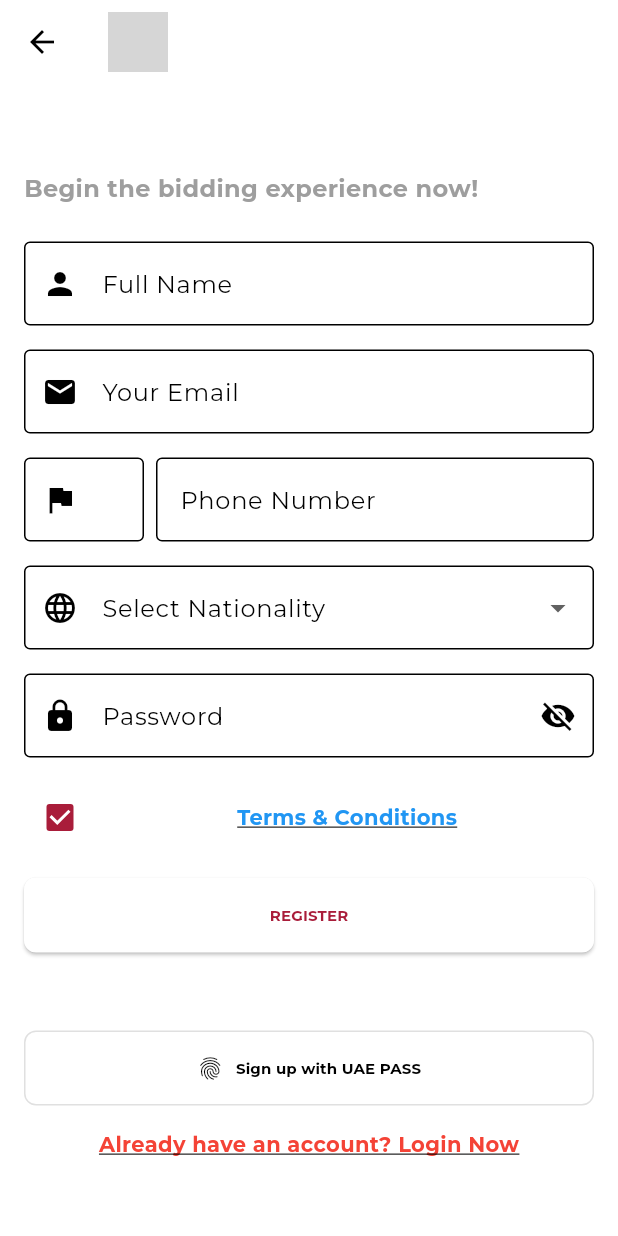
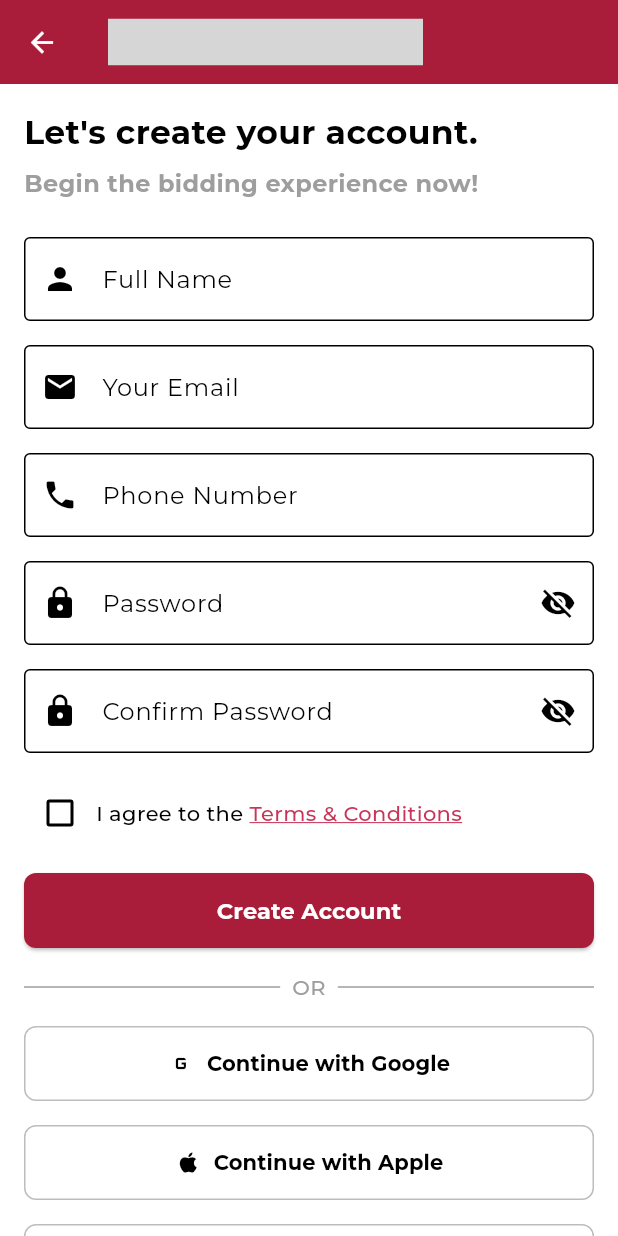
Before and after one commit to AlleTre-E-Commerce-Complex/alletre-flutter, a Flutter app: the SignUpPage screen opened directly, on a phone screen of 412 x 824 dp. Run offline on Flutter 3.47's test engine with Material 3 defaults, Android fonts, the phone set to English and light mode, and no system bars; our stand-ins replace carousel_slider, flutter_svg, slide_to_act; grey boxes are pictures that could not be loaded.

Commit message:
refactor: sign up page refactored

```diff
--- a/lib/view/screens/signup screen/signup_page.dart
+++ b/lib/view/screens/signup screen/signup_page.dart
@@ -1,19 +1,37 @@
-import 'package:alletre_app/view/widgets/signup%20widgets/signup_appbar.dart';
+import 'package:alletre_app/utils/theme/app_theme.dart';
 import 'package:alletre_app/view/widgets/signup%20widgets/signup_buttons.dart';
 import 'package:alletre_app/view/widgets/signup%20widgets/signup_form_fields.dart';
 import 'package:alletre_app/view/widgets/signup%20widgets/signup_title.dart';
 import 'package:flutter/material.dart';
+import 'package:flutter_svg/svg.dart';
 
 class SignUpPage extends StatelessWidget {
   const SignUpPage({super.key});
 
   @override
   Widget build(BuildContext context) {
-    return const Scaffold(
-      appBar: SignUpAppBar(),
-      body: Padding(
+    return Scaffold(
+      body: CustomScrollView(
+        slivers: [
+          SliverAppBar(
+            pinned: false, // Keeps it off-screen when scrolling down
+            floating: true, // Makes it appear only when scrolling up
+            backgroundColor: primaryColor,
+            leading: IconButton(
+              icon: const Icon(Icons.arrow_back, color: secondaryColor, size: 22),
+              onPressed: () => Navigator.pop(context),
+            ),
+            title: SizedBox(
+              width: 210,
+              height: 31,
+              child: SvgPicture.asset(
+                'assets/images/alletre_header.svg',
+              ),
+            ),
+          ),
+          const SliverToBoxAdapter(
+            child: Padding(
               padding: EdgeInsets.all(16.0),
-        child: SingleChildScrollView(
               child: Column(
                 crossAxisAlignment: CrossAxisAlignment.start,
                 children: [
@@ -21,11 +39,13 @@ class SignUpPage extends StatelessWidget {
                   SizedBox(height: 24),
                   SignupFormFields(),
                   SizedBox(height: 16),
-              SignupButtons()
+                  SignupButtons(),
                 ],
               ),
             ),
           ),
+        ],
+      ),
     );
   }
 }
--- a/lib/view/screens/splash screen/splash_screen.dart
+++ b/lib/view/screens/splash screen/splash_screen.dart
@@ -6,7 +6,7 @@ import 'package:flutter_svg/flutter_svg.dart';
 class SplashScreen extends StatelessWidget {
   const SplashScreen({super.key});
 
-  void _navigateToHome(BuildContext context) {
+  void _navigateToOnBoarding(BuildContext context) {
     Future.delayed(const Duration(seconds: 2), () {
       Navigator.pushReplacementNamed(context, AppRoutes.onboarding);
     });
@@ -14,7 +14,7 @@ class SplashScreen extends StatelessWidget {
 
   @override
   Widget build(BuildContext context) {
-    _navigateToHome(context);
+    _navigateToOnBoarding(context);
 
     return Scaffold(
       backgroundColor: Theme.of(context).splashColor,
--- a/lib/view/widgets/signup widgets/signup_appbar.dart
+++ b/lib/view/widgets/signup widgets/signup_appbar.dart
@@ -1,4 +1,6 @@
+import 'package:alletre_app/utils/theme/app_theme.dart';
 import 'package:flutter/material.dart';
+import 'package:flutter_svg/svg.dart';
 
 class SignUpAppBar extends StatelessWidget implements PreferredSizeWidget {
   const SignUpAppBar({super.key});
@@ -6,13 +8,17 @@ class SignUpAppBar extends StatelessWidget implements PreferredSizeWidget {
   @override
   Widget build(BuildContext context) {
     return AppBar(
+      backgroundColor: primaryColor,
       leading: IconButton(
-        icon: const Icon(Icons.arrow_back),
+        icon: const Icon(Icons.arrow_back,color: secondaryColor, size: 22),
         onPressed: () => Navigator.pop(context),
       ),
-      title: Image.asset(
-        'assets/logo.png',
-        height: 40,
+      title: SizedBox(
+        width: 210,
+        height: 31,
+        child: SvgPicture.asset(
+          'assets/images/alletre_header.svg'
+        ),
       ),
     );
   }
--- a/lib/view/widgets/signup widgets/signup_buttons.dart
+++ b/lib/view/widgets/signup widgets/signup_buttons.dart
@@ -1,3 +1,4 @@
+import 'package:alletre_app/utils/theme/app_theme.dart';
 import 'package:flutter/material.dart';
 
 class SignupButtons extends StatelessWidget {
@@ -10,29 +11,35 @@ class SignupButtons extends StatelessWidget {
         ElevatedButton(
           style: ElevatedButton.styleFrom(
             minimumSize: const Size(double.infinity, 50),
+            backgroundColor: primaryColor,
             shape: RoundedRectangleBorder(
               borderRadius: BorderRadius.circular(8),
             ),
           ),
           onPressed: () {},
-          child: const Text('REGISTER'),
+          child: const Text('Create Account',
+              style: TextStyle(fontSize: 15, color: secondaryColor)),
         ),
         const SizedBox(height: 16),
         const Row(
           children: [
-            Expanded(child: Divider()),
+            Expanded(child: Divider(color: Colors.grey)),
             Padding(
               padding: EdgeInsets.symmetric(horizontal: 8.0),
-              child: Text('OR'),
+              child: Text('OR',
+                  style: TextStyle(
+                      color: Colors.grey, fontWeight: FontWeight.w500)),
             ),
-            Expanded(child: Divider()),
+            Expanded(
+              child: Divider(color: Colors.grey),
+            ),
           ],
         ),
         const SizedBox(height: 16),
         OutlinedButton(
           style: OutlinedButton.styleFrom(
             minimumSize: const Size(double.infinity, 50),
-            side: BorderSide(color: Colors.grey.shade300),
+            side: BorderSide(color: Colors.grey.shade400),
             shape: RoundedRectangleBorder(
               borderRadius: BorderRadius.circular(8),
             ),
@@ -41,29 +48,86 @@ class SignupButtons extends StatelessWidget {
           child: const Row(
             mainAxisAlignment: MainAxisAlignment.center,
             children: [
-              Icon(Icons.fingerprint, color: Colors.black),
+              Icon(Icons.g_mobiledata_outlined, color: Colors.black),
               SizedBox(width: 8),
               Text(
-                'Sign up with UAE PASS',
-                style: TextStyle(color: Colors.black),
+                'Continue with Google',
+                style: TextStyle(color: Colors.black, fontSize: 14),
               ),
             ],
           ),
         ),
         const SizedBox(height: 16),
-        Center(
-          child: GestureDetector(
-            onTap: () {},
-            child: const Text(
-              'Already have an account? Login Now',
+        OutlinedButton(
+          style: OutlinedButton.styleFrom(
+            minimumSize: const Size(double.infinity, 50),
+            side: BorderSide(color: Colors.grey.shade400),
+            shape: RoundedRectangleBorder(
+              borderRadius: BorderRadius.circular(8),
+            ),
+          ),
+          onPressed: () {},
+          child: const Row(
+            mainAxisAlignment: MainAxisAlignment.center,
+            children: [
+              Icon(Icons.apple_outlined, color: Colors.black),
+              SizedBox(width: 8),
+              Text(
+                'Continue with Apple',
+                style: TextStyle(color: Colors.black, fontSize: 14, fontWeight: FontWeight.w600),
+              ),
+            ],
+          ),
+        ),
+        const SizedBox(height: 16),
+        OutlinedButton(
+          style: OutlinedButton.styleFrom(
+            minimumSize: const Size(double.infinity, 50),
+            side: BorderSide(color: Colors.grey.shade400),
+            shape: RoundedRectangleBorder(
+              borderRadius: BorderRadius.circular(8),
+            ),
+          ),
+          onPressed: () {},
+          child: const Row(
+            mainAxisAlignment: MainAxisAlignment.center,
+            children: [
+              Icon(Icons.facebook_outlined, color: Colors.black),
+              SizedBox(width: 8),
+              Text(
+                'Continue with Facebook',
+                style: TextStyle(color: Colors.black, fontSize: 14, fontWeight: FontWeight.w600),
+              ),
+            ],
+          ),
+        ),
+        const SizedBox(height: 16),
+        Row(
+          mainAxisAlignment: MainAxisAlignment.center,
+          children: [
+            const Text(
+              'Already have an account?   ',
               style: TextStyle(
                 fontSize: 14,
-                color: Colors.red,
-                decoration: TextDecoration.underline,
+                color: onSecondaryColor,
+                fontWeight: FontWeight.w500,
               ),
             ),
-          ),
-        ),
+            GestureDetector(
+              onTap: () {
+                // Handle the tap action for "Login Now"
+              },
+              child: const Text(
+                'Login Now',
+                style: TextStyle(
+                  fontSize: 14,
+                  color: surfaceColor,
+                  fontWeight: FontWeight.w500,
+                ),
+              ),
+            ),
+          ],
+        )
       ],
     );
   }
--- a/lib/view/widgets/signup widgets/signup_form_fields.dart
+++ b/lib/view/widgets/signup widgets/signup_form_fields.dart
@@ -1,3 +1,4 @@
+import 'package:alletre_app/utils/theme/app_theme.dart';
 import 'package:flutter/material.dart';
 
 class SignupFormFields extends StatelessWidget {
@@ -5,6 +6,8 @@ class SignupFormFields extends StatelessWidget {
 
   @override
   Widget build(BuildContext context) {
+    bool isCheckboxChecked = false; // Track the state within the builder
+
     return Column(
       children: [
         TextFormField(
@@ -29,55 +32,15 @@ class SignupFormFields extends StatelessWidget {
           ),
         ),
         const SizedBox(height: 16),
-        Row(
-          children: [
-            SizedBox(
-              width: 80,
-              child: TextFormField(
+        TextFormField(
           decoration: InputDecoration(
-                  prefixIcon: const Icon(Icons.flag),
-                  hintText: '+91',
-                  border: OutlineInputBorder(
-                    borderRadius: BorderRadius.circular(8),
-                  ),
-                ),
-              ),
-            ),
-            const SizedBox(width: 8),
-            Expanded(
-              child: TextFormField(
-                decoration: InputDecoration(
+            prefixIcon: const Icon(Icons.phone),
             labelText: 'Phone Number',
             hintText: 'Enter your phone number',
             border: OutlineInputBorder(
               borderRadius: BorderRadius.circular(8),
             ),
           ),
-              ),
-            ),
-          ],
-        ),
-        const SizedBox(height: 16),
-        DropdownButtonFormField<String>(
-          decoration: InputDecoration(
-            prefixIcon: const Icon(Icons.language),
-            labelText: 'Select Nationality',
-            border: OutlineInputBorder(
-              borderRadius: BorderRadius.circular(8),
-            ),
-          ),
-          items: [
-            'India',
-            'United Arab Emirates',
-            'United States',
-            'United Kingdom'
-          ].map((nationality) {
-            return DropdownMenuItem(
-              value: nationality,
-              child: Text(nationality),
-            );
-          }).toList(),
-          onChanged: (value) {},
         ),
         const SizedBox(height: 16),
         TextFormField(
@@ -93,28 +56,53 @@ class SignupFormFields extends StatelessWidget {
           ),
         ),
         const SizedBox(height: 16),
-        Row(
+        TextFormField(
+          obscureText: true,
+          decoration: InputDecoration(
+            prefixIcon: const Icon(Icons.lock),
+            labelText: 'Confirm Password',
+            hintText: 'Enter your password again',
+            suffixIcon: const Icon(Icons.visibility_off),
+            border: OutlineInputBorder(
+              borderRadius: BorderRadius.circular(8),
+            ),
+          ),
+        ),
+        const SizedBox(height: 16),
+        StatefulBuilder(
+          builder: (BuildContext context, StateSetter setState) {
+            return Row(
               children: [
                 Checkbox(
-              value: true,
-              onChanged: (value) {},
+                  value: isCheckboxChecked,
+                  onChanged: (value) {
+                    setState(() {
+                      isCheckboxChecked = value ?? false;
+                    });
+                  },
                 ),
                 const Text(
-              'I accept the ',
-              style: TextStyle(fontSize: 14),
+                  'I agree to the ',
+                  style: TextStyle(fontSize: 14, color: onSecondaryColor, fontWeight: FontWeight.w500),
                 ),
                 GestureDetector(
-              onTap: () {},
+                  onTap: () {
+                    // Navigate to Terms & Conditions page or perform an action
+                  },
                   child: const Text(
                     'Terms & Conditions',
                     style: TextStyle(
                       fontSize: 14,
-                  color: Colors.blue,
+                      color: surfaceColor,
+                      fontWeight: FontWeight.w500,
                       decoration: TextDecoration.underline,
+                      decorationColor: surfaceColor,
                     ),
                   ),
                 ),
               ],
+            );
+          },
         ),
       ],
     );
--- a/lib/view/widgets/signup widgets/signup_title.dart
+++ b/lib/view/widgets/signup widgets/signup_title.dart
@@ -1,3 +1,4 @@
+import 'package:alletre_app/utils/theme/app_theme.dart';
 import 'package:flutter/material.dart';
 
 class SignUpTitle extends StatelessWidget {
@@ -11,8 +12,9 @@ class SignUpTitle extends StatelessWidget {
         Text(
           "Let's create your account.",
           style: TextStyle(
-            fontSize: 24,
+            fontSize: 22,
             fontWeight: FontWeight.bold,
+            color: onSecondaryColor
           ),
         ),
         SizedBox(height: 8),
```
Lines whose indentation alone changed are shown as unchanged.
